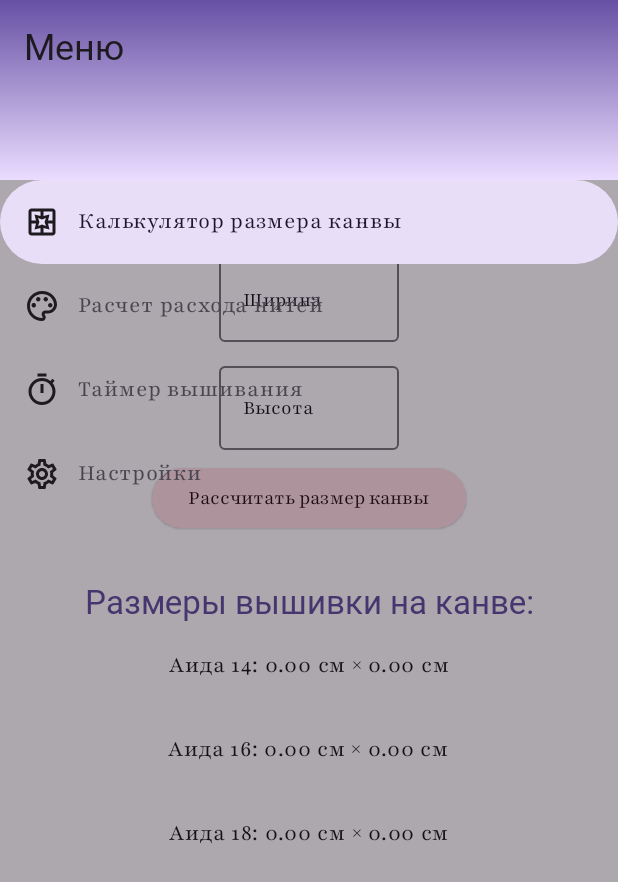
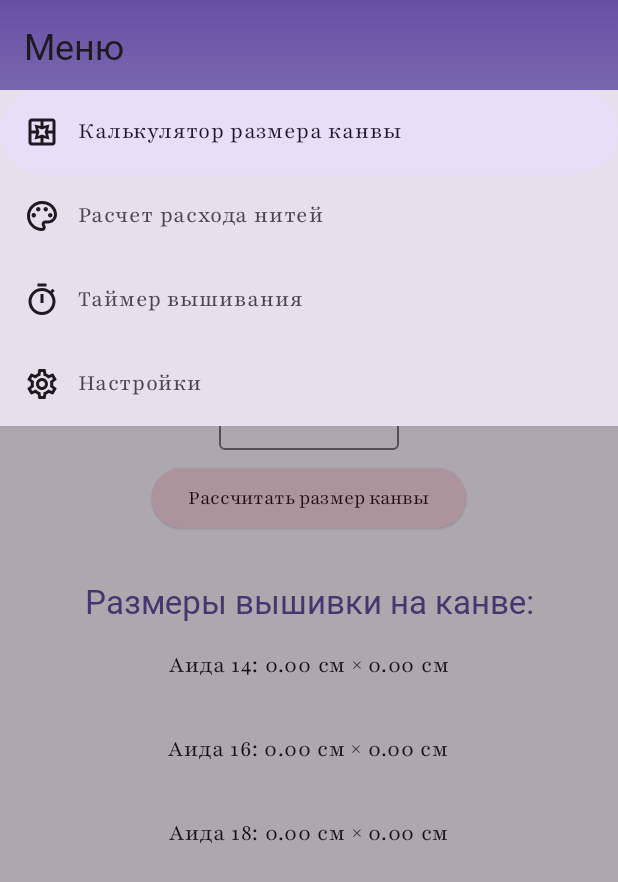
Before and after one commit to VnukovaPolina/CanvasSizeCalculator, an Android app built with Jetpack Compose: the screen it shows after launch (MainActivity), after a tap on "Меню", on a phone screen of 412 x 824 dp. Shown: the top 882 px of the screen. Run offline under Robolectric (Android 15) with nearby library versions, the phone set to English and light mode, and no system bars; Roboto replaces fonts that are not available here; 1 other tap on this screen came first.

Commit message:
Меню образано по содержимому снизу

```diff
--- a/app/build.gradle.kts
+++ b/app/build.gradle.kts
@@ -63,6 +63,7 @@ dependencies {
     implementation("androidx.navigation:navigation-compose:2.7.7")
     implementation("androidx.compose.material:material-icons-extended:1.6.4")
     implementation(libs.androidx.navigation.compose)
+    implementation(libs.car.ui.lib)
 
     testImplementation(libs.junit)
     androidTestImplementation(libs.androidx.junit)
--- a/app/src/main/java/xstitchcatwalk/canvassize/MainActivity.kt
+++ b/app/src/main/java/xstitchcatwalk/canvassize/MainActivity.kt
@@ -2,6 +2,7 @@ package xstitchcatwalk.canvassize
 
 import android.os.Build
 import android.os.Bundle
+import android.view.MenuItem
 import androidx.activity.ComponentActivity
 import androidx.activity.compose.setContent
 import androidx.compose.foundation.layout.Arrangement
@@ -55,6 +56,7 @@ import androidx.compose.material3.ExperimentalMaterial3Api
 import androidx.compose.material3.NavigationDrawerItem
 import androidx.compose.ui.graphics.Brush
 import androidx.compose.foundation.background
+import androidx.compose.foundation.layout.wrapContentSize
 import androidx.compose.material3.DropdownMenuItem
 import androidx.compose.material3.ExposedDropdownMenuBox
 import androidx.compose.material3.ExposedDropdownMenuDefaults
@@ -62,7 +64,6 @@ import androidx.compose.runtime.remember
 import androidx.compose.runtime.setValue
 import androidx.compose.runtime.mutableStateOf
 import androidx.navigation.compose.rememberNavController
-import androidx.compose.material3.ExposedDropdownMenuBoxScope
 import androidx.compose.material3.MenuAnchorType
 
 class MainActivity : ComponentActivity() {
@@ -95,19 +96,30 @@ fun CrossStitchersApp(modifier: Modifier = Modifier) {
     val viewModel: StitchersAppViewModel = viewModel()
     val iconTint = MaterialTheme.colorScheme.onSurface
 
+    val menuBackgroundColor = MaterialTheme.colorScheme.surfaceVariant
+    val menuHeaderColor = MaterialTheme.colorScheme.primary
+/*    val activeItemColor = MaterialTheme.colorScheme.primaryContainer
+    val inactiveItemColor = MaterialTheme.colorScheme.surfaceVariant
+    val onActiveItemColor = MaterialTheme.colorScheme.onPrimaryContainer
+    val onInactiveItemColor = MaterialTheme.colorScheme.onSurfaceVariant*/
+
     ModalNavigationDrawer(
         drawerState = drawerState,
         drawerContent = {
-            Column(modifier = Modifier.fillMaxSize()) {
+            Column(
+                modifier = Modifier
+                    .wrapContentSize()
+                    .background(menuBackgroundColor)
+            ) {
                 Box(
                     modifier = Modifier
                         .fillMaxWidth()
-                        .height(120.dp)
+                        .height(60.dp)
                         .background(
                             brush = Brush.verticalGradient(
                                 colors = listOf(
-                                    MaterialTheme.colorScheme.primary,
-                                    MaterialTheme.colorScheme.primaryContainer
+                                    menuHeaderColor,
+                                    menuHeaderColor.copy(alpha = 0.85f)
                                 )
                             )
                         )
--- a/gradle/libs.versions.toml
+++ b/gradle/libs.versions.toml
@@ -9,6 +9,7 @@ lifecycleRuntimeKtx = "2.6.1"
 activityCompose = "1.10.1"
 composeBom = "2024.09.00"
 navigationCompose = "2.8.9"
+carUiLib = "2.6.0"
 
 [libraries]
 androidx-core-ktx = { group = "androidx.core", name = "core-ktx", version.ref = "coreKtx" }
@@ -26,6 +27,7 @@ androidx-ui-test-manifest = { group = "androidx.compose.ui", name = "ui-test-man
 androidx-ui-test-junit4 = { group = "androidx.compose.ui", name = "ui-test-junit4" }
 androidx-material3 = { group = "androidx.compose.material3", name = "material3" }
 androidx-navigation-compose = { group = "androidx.navigation", name = "navigation-compose", version.ref = "navigationCompose" }
+car-ui-lib = { group = "com.android.car.ui", name = "car-ui-lib", version.ref = "carUiLib" }
 
 [plugins]
 android-application = { id = "com.android.application", version.ref = "agp" }
```
